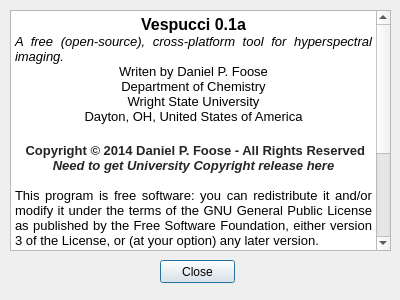
Before: the Qt Designer form aboutdialog.ui in VespucciProject/Vespucci, drawn with Qt 5.
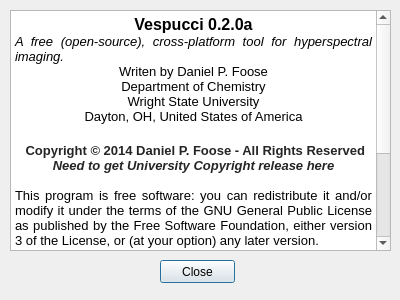
After: the same form once the commit is applied.

```diff
--- a/aboutdialog.ui
+++ b/aboutdialog.ui
@@ -40,7 +40,7 @@
 &lt;html&gt;&lt;head&gt;&lt;meta name=&quot;qrichtext&quot; content=&quot;1&quot; /&gt;&lt;style type=&quot;text/css&quot;&gt;
 p, li { white-space: pre-wrap; }
 &lt;/style&gt;&lt;/head&gt;&lt;body style=&quot; font-family:'MS Shell Dlg 2'; font-size:8.25pt; font-weight:400; font-style:normal;&quot;&gt;
-&lt;p align=&quot;center&quot; style=&quot; margin-top:0px; margin-bottom:0px; margin-left:0px; margin-right:0px; -qt-block-indent:0; text-indent:0px;&quot;&gt;&lt;span style=&quot; font-size:12pt; font-weight:600;&quot;&gt;Vespucci 0.1a&lt;/span&gt;&lt;/p&gt;
+&lt;p align=&quot;center&quot; style=&quot; margin-top:0px; margin-bottom:0px; margin-left:0px; margin-right:0px; -qt-block-indent:0; text-indent:0px;&quot;&gt;&lt;span style=&quot; font-size:12pt; font-weight:600;&quot;&gt;Vespucci 0.2.0a&lt;/span&gt;&lt;/p&gt;
 &lt;p align=&quot;justify&quot; style=&quot; margin-top:0px; margin-bottom:0px; margin-left:0px; margin-right:0px; -qt-block-indent:0; text-indent:0px;&quot;&gt;&lt;span style=&quot; font-size:10pt; font-style:italic;&quot;&gt;A free (open-source), cross-platform tool for hyperspectral imaging.&lt;/span&gt;&lt;/p&gt;
 &lt;p align=&quot;center&quot; style=&quot; margin-top:0px; margin-bottom:0px; margin-left:0px; margin-right:0px; -qt-block-indent:0; text-indent:0px;&quot;&gt;&lt;span style=&quot; font-size:10pt;&quot;&gt;Writen by Daniel P. Foose&lt;/span&gt;&lt;/p&gt;
 &lt;p align=&quot;center&quot; style=&quot; margin-top:0px; margin-bottom:0px; margin-left:0px; margin-right:0px; -qt-block-indent:0; text-indent:0px;&quot;&gt;&lt;span style=&quot; font-size:10pt;&quot;&gt;Department of Chemistry&lt;/span&gt;&lt;/p&gt;
```
